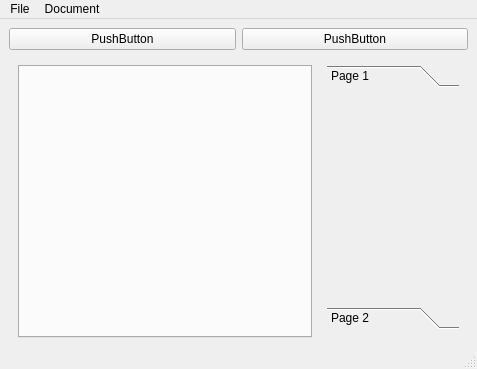
This is ui-doc-viewer/ui-widgets/views/mainwindow.ui in pornosaur/doc-viewer as Qt 5 draws it before an edit. The edited form follows.
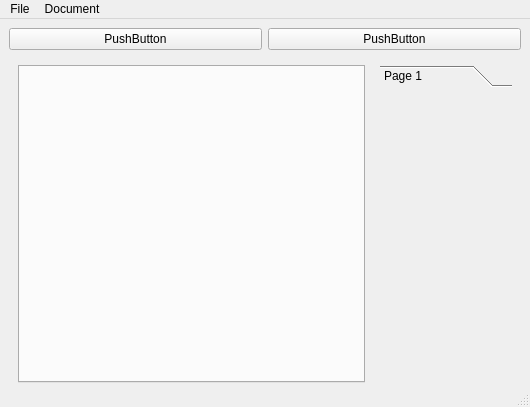
This is the edited form.

Commit message: #2 - Add dynamic page for document property tool box

The edit to the form file:
```diff
--- a/ui-doc-viewer/ui-widgets/views/mainwindow.ui
+++ b/ui-doc-viewer/ui-widgets/views/mainwindow.ui
@@ -9,8 +9,8 @@
    <rect>
     <x>0</x>
     <y>0</y>
-    <width>477</width>
-    <height>369</height>
+    <width>530</width>
+    <height>407</height>
    </rect>
   </property>
   <property name="minimumSize">
@@ -33,6 +33,9 @@
     </sizepolicy>
    </property>
    <layout class="QGridLayout" name="gridLayout">
+    <property name="bottomMargin">
+     <number>2</number>
+    </property>
     <item row="0" column="0" colspan="2">
      <layout class="QGridLayout" name="grid_layout_tools">
       <item row="0" column="0">
@@ -117,25 +120,26 @@
             <x>0</x>
             <y>0</y>
             <width>148</width>
-            <height>210</height>
+            <height>286</height>
            </rect>
           </property>
           <attribute name="label">
            <string>Page 1</string>
           </attribute>
-         </widget>
-         <widget class="QWidget" name="page_2">
-          <property name="geometry">
-           <rect>
-            <x>0</x>
-            <y>0</y>
-            <width>148</width>
-            <height>210</height>
-           </rect>
-          </property>
-          <attribute name="label">
-           <string>Page 2</string>
-          </attribute>
+          <layout class="QVBoxLayout" name="vertical_layout_page">
+           <property name="leftMargin">
+            <number>0</number>
+           </property>
+           <property name="topMargin">
+            <number>0</number>
+           </property>
+           <property name="rightMargin">
+            <number>0</number>
+           </property>
+           <property name="bottomMargin">
+            <number>0</number>
+           </property>
+          </layout>
          </widget>
         </widget>
        </item>
@@ -149,7 +153,7 @@
     <rect>
      <x>0</x>
      <y>0</y>
-     <width>477</width>
+     <width>530</width>
      <height>22</height>
     </rect>
    </property>
```
Left out of the diff: 12 changed lines with no effect on the pictures. The commit also changes 9 other files.
